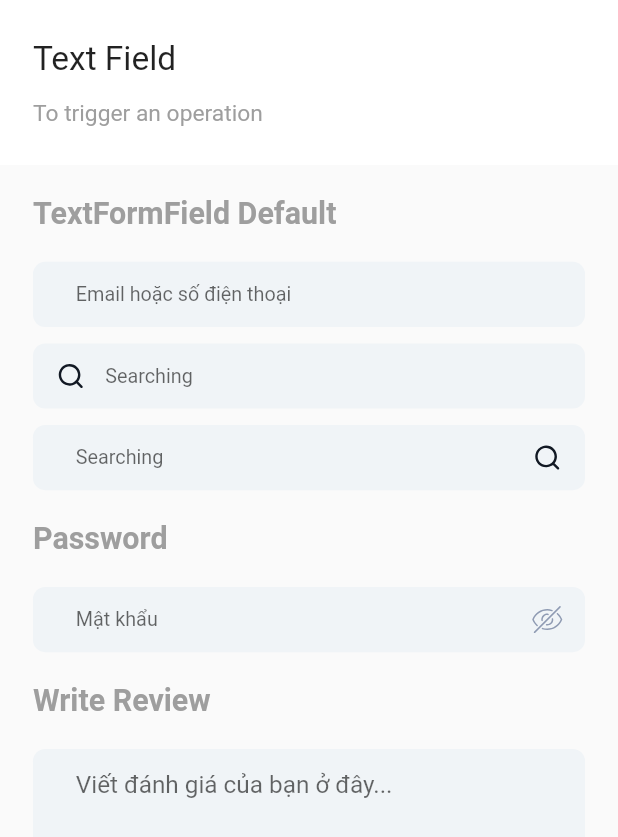
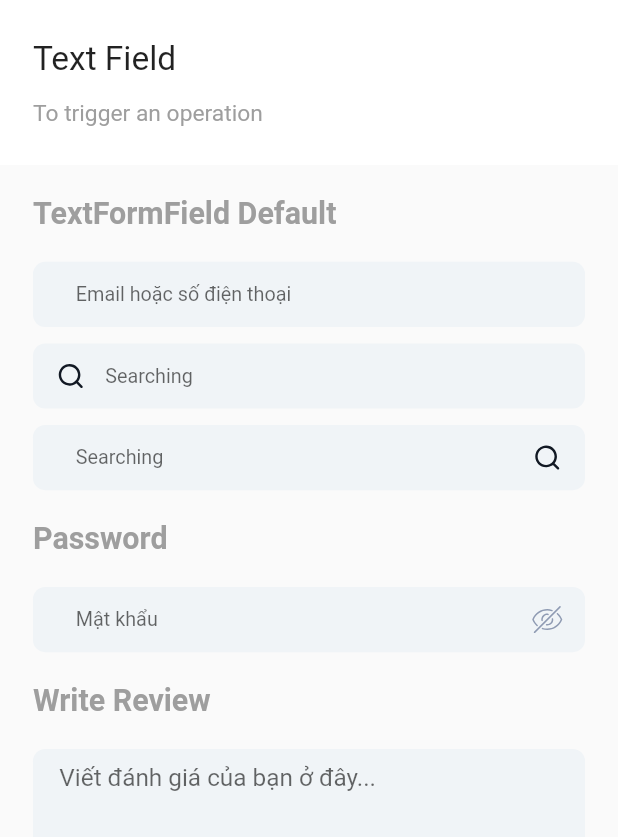
Before and after one commit to Kiendn99/easysalon_user_app_uikit, a Flutter app: the TextFieldPage screen opened by its route, on a phone screen of 412 x 824 dp. Shown: the top 837 px of the screen. Run offline on Flutter 3.47's test engine with Material 2 defaults, Android fonts, the phone set to English and light mode, and no system bars; our stand-ins replace device_preview, flutter_screenutil, flutter_svg, google_fonts.

Commit message:
bottom bar

```diff
--- a/lib/core/values/app_image.dart
+++ b/lib/core/values/app_image.dart
@@ -14,5 +14,13 @@ class AppImages {
   static const icHidePass = "hide_pass_icn";
   static const icShowPass = "show_pass_icn";
   static const icSearch = "search_icn";
+  static const icHomeSelected = "home_selected_icn";
+  static const icHomeUnSelected = "home_unselected_icn";
+  static const icCalendarSelected = "calendar_selected_icn";
+  static const icCalendarUnSelected = "calendar_unselected_icn";
+  static const icNotifySelected = "notify_selected_icn";
+  static const icNotifyUnSelected = "notify_unselected_icn";
+  static const icProfileSelected = "profile_selected_icn";
+  static const icProfileUnSelected = "profile_unselected_icn";
 
 }
--- a/lib/core/values/consts.dart
+++ b/lib/core/values/consts.dart
@@ -5,5 +5,6 @@ import '../../model/basic_model.dart';
 final List<BasicModel> basicList = [
   BasicModel(title: "Custom TextField", route: Routes.textField),
   BasicModel(title: "Button", route: Routes.button),
+  BasicModel(title: "Bar", route: Routes.bar),
   BasicModel(title: "Paragraph", route: Routes.paragraph),
 ];
--- a/lib/pages/textfield_page.dart
+++ b/lib/pages/textfield_page.dart
@@ -48,6 +48,7 @@ class TextFieldPage extends StatelessWidget {
                         hintText: "Viết đánh giá của bạn ở đây...",
                         minLines: 5,
                         maxLines: null,
+                        contentPadding: EdgeInsets.only(top: 19.h, left: 16.w),
                         textStyle: AppTextStyle.text16Regular(),
                       ),
                     ]),
--- a/lib/routes/pages.dart
+++ b/lib/routes/pages.dart
@@ -1,3 +1,4 @@
+import 'package:easysalon_user_app/pages/bars_page.dart';
 import 'package:easysalon_user_app/pages/textfield_page.dart';
 import 'package:flutter/material.dart';
 
@@ -11,6 +12,7 @@ class AppPages {
         Routes.widgetHome: (context) => WidgetsHomePage(),
         Routes.textField: (context) => TextFieldPage(),
         Routes.button: (context) => ButtonsPage(),
+        Routes.bar: (context) => BarsPage(),
         Routes.paragraph: (context) => ParagraphPage(),
 
       };
--- a/lib/routes/routes.dart
+++ b/lib/routes/routes.dart
@@ -2,5 +2,6 @@ abstract class Routes{
   static const widgetHome = '/';
   static const textField = '/custom-text-field';
   static const button = '/button';
+  static const bar = '/bar';
   static const paragraph = '/paragraph';
 }
--- a/lib/widgets/textfields/text_form_field.dart
+++ b/lib/widgets/textfields/text_form_field.dart
@@ -18,10 +18,22 @@ class TextFormFieldDefault extends StatelessWidget {
   final String? Function(String?)? validator;
   final TextEditingController? controller;
   final bool? hideText;
+  final EdgeInsetsGeometry? contentPadding;
   void Function()? suffixIconOnTap;
 
   TextFormFieldDefault(
-      {Key? key, required this.hintText, this.prefixIcon, this.suffixIcon, this.validator, this.controller, this.hideText, this.suffixIconOnTap, this.maxLines = 1, this.minLines, this.textStyle})
+      {Key? key,
+      required this.hintText,
+      this.prefixIcon,
+      this.suffixIcon,
+      this.validator,
+      this.controller,
+      this.hideText,
+      this.suffixIconOnTap,
+      this.maxLines = 1,
+      this.minLines,
+      this.contentPadding,
+      this.textStyle})
       : super(key: key);
 
   @override
@@ -35,13 +47,13 @@ class TextFormFieldDefault extends StatelessWidget {
       minLines: minLines ?? 1,
       maxLines: maxLines,
       textAlignVertical: TextAlignVertical.center,
-      style: textStyle??AppTextStyle.text13Regular(),
+      style: textStyle ?? AppTextStyle.text13Regular(),
       validator: validator,
       decoration: InputDecoration(
           filled: true,
           alignLabelWithHint: true,
-          contentPadding: EdgeInsets.only(top: 14.h, bottom: 14.h, left: 26.w, right: 15.w),
-          hintStyle: textStyle??AppTextStyle.text13Regular(),
+          contentPadding: contentPadding?? EdgeInsets.only(top: 14.h, bottom: 14.h, left: 26.w, right: 15.w),
+          hintStyle: textStyle ?? AppTextStyle.text13Regular(),
           hintText: hintText,
           isDense: true,
           suffixIcon: suffixIcon == null
```
Also changed, not shown: lib/pages/bars_page.dart (added, +42 -0 lines), lib/widgets/bars/bottom_bar.dart (added, +89 -0 lines), assets/images/calendar_selected_icn.svg (added), assets/images/calendar_unselected_icn.svg (added), assets/images/home_selected_icn.svg (added), assets/images/home_unselected_icn.svg (added), assets/images/notify_selected_icn.svg (added), assets/images/notify_unselected_icn.svg (added), assets/images/profile_selected_icn.svg (added), assets/images/profile_unselected_icn.svg (added).
